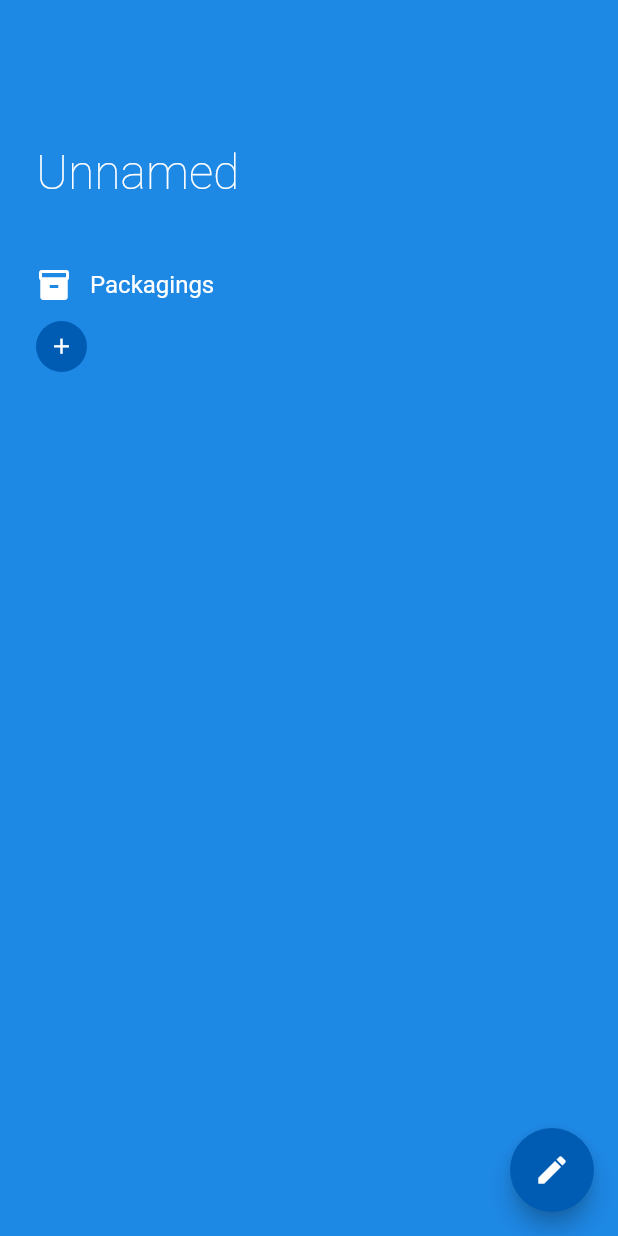
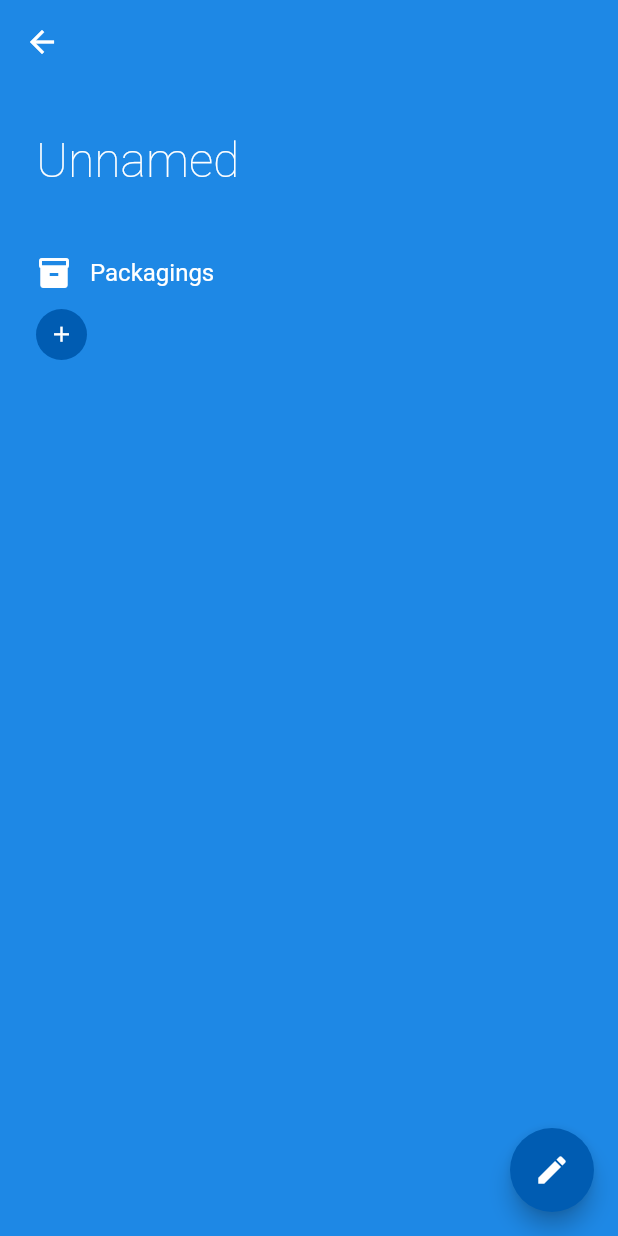
Before and after one commit to lburzak/flexeat, a Flutter app: the screen it shows after launch, after a tap on the "add" icon, on a phone screen of 412 x 824 dp. Run offline on Flutter 3.47's test engine with Material 2 defaults, Android fonts, the phone set to English and light mode, and no system bars; our stand-ins replace auto_route, bloc, flutter_bloc, kiwi, sqflite; accounts and stored records are empty; generated files the repository leaves out were written again.

Commit message:
Add app bar to product page

```diff
--- a/app/lib/main.dart
+++ b/app/lib/main.dart
@@ -32,6 +32,7 @@ class LightTheme {
         colorScheme: _colors,
         scaffoldBackgroundColor: _colors.surfaceVariant,
         textTheme: _buildTextTheme(_parent.textTheme),
+        appBarTheme: _buildAppBarTheme(),
         floatingActionButtonTheme:
             _buildFloatingActionButtonTheme(_parent.floatingActionButtonTheme),
         chipTheme: _buildChipTheme(_parent.chipTheme),
@@ -46,6 +47,10 @@ class LightTheme {
         surfaceVariant: Colors.blue.shade600,
         primaryContainer: const Color(0xff69b6ff),
         onSurfaceVariant: Colors.white);
+  }
+
+  AppBarTheme _buildAppBarTheme() {
+    return const AppBarTheme(backgroundColor: Colors.transparent, elevation: 0);
   }
 
   TextTheme _buildTextTheme(TextTheme base) {
--- a/app/lib/ui/product_page.dart
+++ b/app/lib/ui/product_page.dart
@@ -63,13 +63,13 @@ class _ProductPageState extends State<ProductPage> {
   @override
   Widget build(BuildContext context) {
     return Scaffold(
+      appBar: AppBar(),
       floatingActionButton: FloatingActionButton(
         onPressed: _editing ? _stopEditing : _startEditing,
         child: Icon(_editing ? Icons.done : Icons.edit),
       ),
       body: Padding(
-        padding:
-            const EdgeInsets.only(left: 24, right: 24, top: 64, bottom: 24),
+        padding: const EdgeInsets.only(left: 24, right: 24, top: 0, bottom: 24),
         child: Column(
           crossAxisAlignment: CrossAxisAlignment.start,
           children: [
```
